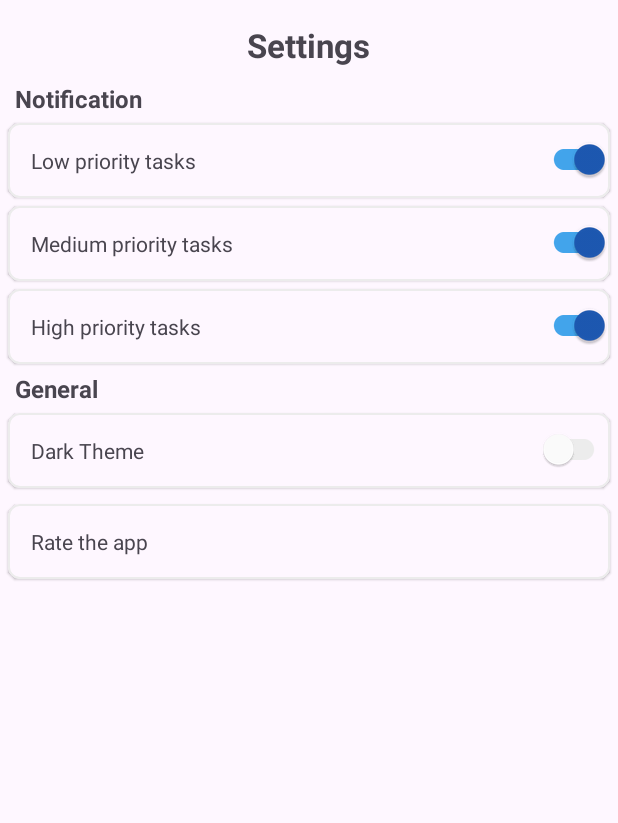
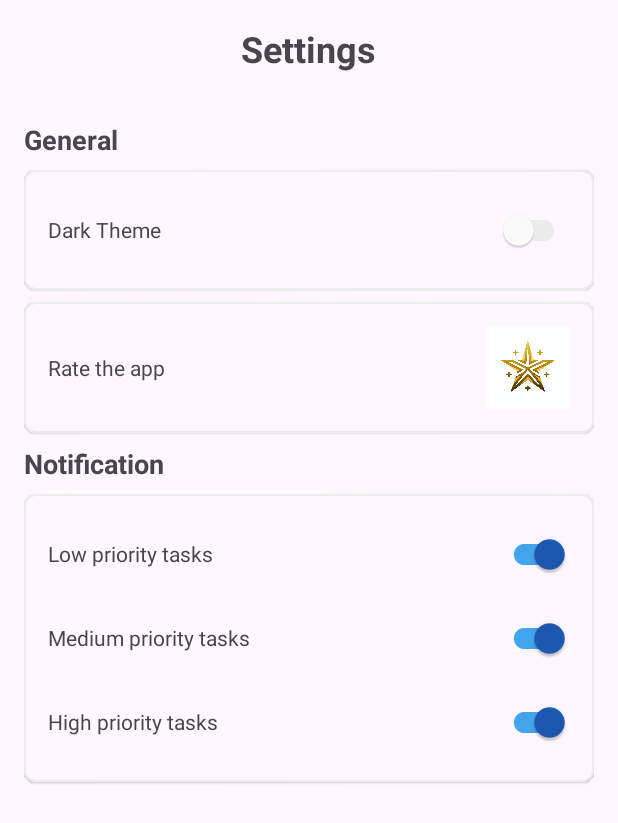
Before and after one commit to AbuRayhan71/todo, an Android app: the fragment SettingsFragment shown on its own in the app's theme, on a phone screen of 412 x 824 dp. Shown: the top 823 px of the screen. Run offline under Robolectric (Android 15) with nearby library versions, the phone set to English and light mode, and no system bars; our stand-ins replace Dagger/Hilt's generated code, data binding.

Commit message:
updated app

```diff
--- a/app/src/main/res/layout/fragment_settings.xml
+++ b/app/src/main/res/layout/fragment_settings.xml
@@ -5,7 +5,8 @@
 
     <ScrollView
         android:layout_width="match_parent"
-        android:layout_height="match_parent">
+        android:layout_height="match_parent"
+        android:padding="16dp">
 
         <LinearLayout
             android:layout_width="match_parent"
@@ -13,150 +14,183 @@
             android:orientation="vertical"
             tools:context=".presentation.fragments.SettingsFragment">
 
+            <!-- Configuration Header -->
             <com.google.android.material.textview.MaterialTextView
                 android:layout_width="wrap_content"
                 android:layout_height="wrap_content"
                 android:layout_gravity="center"
-                android:layout_marginTop="15dp"
-                android:layout_marginBottom="10dp"
-                android:text="@string/settings"
-                android:textSize="22sp"
-                android:textStyle="bold" />
+                android:text="Settings"
+                android:textSize="24sp"
+                android:textStyle="bold"
+                android:layout_marginBottom="16dp" />
 
+
+            <!-- General Settings Header -->
             <com.google.android.material.textview.MaterialTextView
                 android:layout_width="wrap_content"
                 android:layout_height="wrap_content"
-                android:layout_marginStart="10dp"
-                android:text="@string/notification"
-                android:textSize="16sp"
-                android:textStyle="bold" />
+                android:text="@string/general"
+                android:textSize="18sp"
+                android:textStyle="bold"
+                android:layout_marginTop="16dp"
+                android:layout_marginBottom="8dp" />
 
+            <!-- Dark Theme Setting -->
             <com.google.android.material.card.MaterialCardView
                 style="@style/Widget.App.CardView"
                 android:layout_width="match_parent"
                 android:layout_height="wrap_content"
-                android:layout_margin="5dp"
-                android:elevation="8dp"
+                android:layout_marginBottom="8dp"
+                android:elevation="4dp"
                 app:strokeColor="@color/light_grey"
                 app:strokeWidth="1dp">
 
+                <LinearLayout
+                    android:layout_width="match_parent"
+                    android:layout_height="wrap_content"
+                    android:orientation="horizontal"
+                    android:gravity="center_vertical"
+                    android:padding="16dp">
+
                     <TextView
+                        android:layout_width="0dp"
+                        android:layout_height="wrap_content"
+                        android:layout_weight="1"
+                        android:text="Dark Theme" />
+
+                    <com.google.android.material.switchmaterial.SwitchMaterial
+                        android:id="@+id/dark_theme"
                         android:layout_width="wrap_content"
                         android:layout_height="wrap_content"
-                    android:padding="15dp"
+                        app:thumbTint="@drawable/switch_thumb_selector"
+                        app:trackTint="@drawable/switch_track_selector" />
+                </LinearLayout>
+            </com.google.android.material.card.MaterialCardView>
+
+            <!-- Rate the App Setting -->
+            <com.google.android.material.card.MaterialCardView
+                android:id="@+id/rateApp"
+                style="@style/Widget.App.CardView"
+                android:layout_width="match_parent"
+                android:layout_height="wrap_content"
+                android:layout_marginBottom="8dp"
+                android:elevation="4dp"
+                app:strokeColor="@color/light_grey"
+                app:strokeWidth="1dp">
+
+                <LinearLayout
+                    android:layout_width="match_parent"
+                    android:layout_height="wrap_content"
+                    android:orientation="horizontal"
+                    android:gravity="center_vertical"
+                    android:padding="16dp">
+
+                    <TextView
+                        android:layout_width="0dp"
+                        android:layout_height="wrap_content"
+                        android:layout_weight="1"
+                        android:text="@string/rate_the_app"/>
+
+                    <ImageView
+                        android:layout_width="56dp"
+                        android:layout_height="55dp"
+                        android:src="@drawable/star" />
+                </LinearLayout>
+            </com.google.android.material.card.MaterialCardView>
+            <!-- Notification Settings Header -->
+            <com.google.android.material.textview.MaterialTextView
+                android:layout_width="wrap_content"
+                android:layout_height="wrap_content"
+                android:text="@string/notification"
+                android:textSize="18sp"
+                android:textStyle="bold"
+                android:layout_marginBottom="8dp" />
+            <!-- Priority Task Settings -->
+            <com.google.android.material.card.MaterialCardView
+                style="@style/Widget.App.CardView"
+                android:layout_width="match_parent"
+                android:layout_height="wrap_content"
+                android:layout_marginBottom="8dp"
+                android:elevation="4dp"
+                app:strokeColor="@color/light_grey"
+                app:strokeWidth="1dp">
+
+                <LinearLayout
+                    android:layout_width="match_parent"
+                    android:layout_height="wrap_content"
+                    android:orientation="vertical"
+                    android:padding="16dp">
+
+                    <!-- Low Priority Task Setting -->
+                    <LinearLayout
+                        android:layout_width="match_parent"
+                        android:layout_height="wrap_content"
+                        android:orientation="horizontal"
+                        android:gravity="center_vertical"
+                        android:layout_marginBottom="8dp">
+
+                        <TextView
+                            android:layout_width="0dp"
+                            android:layout_height="wrap_content"
+                            android:layout_weight="1"
                             android:text="@string/low_priority_tasks" />
 
                         <com.google.android.material.switchmaterial.SwitchMaterial
                             android:id="@+id/low_tasks"
                             android:layout_width="wrap_content"
                             android:layout_height="wrap_content"
-                    android:layout_gravity="end"
                             app:thumbTint="@drawable/switch_thumb_selector"
                             app:trackTint="@drawable/switch_track_selector"/>
+                    </LinearLayout>
 
-            </com.google.android.material.card.MaterialCardView>
-
-            <com.google.android.material.card.MaterialCardView
-                style="@style/Widget.App.CardView"
+                    <!-- Medium Priority Task Setting -->
+                    <LinearLayout
                         android:layout_width="match_parent"
                         android:layout_height="wrap_content"
-                android:layout_marginStart="5dp"
-                android:layout_marginEnd="5dp"
-                android:elevation="8dp"
-                app:strokeColor="@color/light_grey"
-                app:strokeWidth="1dp">
+                        android:orientation="horizontal"
+                        android:gravity="center_vertical"
+                        android:layout_marginBottom="8dp">
 
                         <TextView
-                    android:layout_width="wrap_content"
+                            android:layout_width="0dp"
                             android:layout_height="wrap_content"
-                    android:padding="15dp"
+                            android:layout_weight="1"
                             android:text="@string/medium_priority_tasks" />
 
                         <com.google.android.material.switchmaterial.SwitchMaterial
                             android:id="@+id/mid_tasks"
                             android:layout_width="wrap_content"
                             android:layout_height="wrap_content"
-                    android:layout_gravity="end"
                             app:thumbTint="@drawable/switch_thumb_selector"
                             app:trackTint="@drawable/switch_track_selector"/>
+                    </LinearLayout>
 
-            </com.google.android.material.card.MaterialCardView>
-
-            <com.google.android.material.card.MaterialCardView
-                style="@style/Widget.App.CardView"
+                    <!-- High Priority Task Setting -->
+                    <LinearLayout
                         android:layout_width="match_parent"
                         android:layout_height="wrap_content"
-                android:layout_margin="5dp"
-                android:elevation="8dp"
-                app:strokeColor="@color/light_grey"
-                app:strokeWidth="1dp">
+                        android:orientation="horizontal"
+                        android:gravity="center_vertical">
 
                         <TextView
-                    android:layout_width="wrap_content"
+                            android:layout_width="0dp"
                             android:layout_height="wrap_content"
-                    android:padding="15dp"
+                            android:layout_weight="1"
                             android:text="@string/high_priority_tasks" />
 
                         <com.google.android.material.switchmaterial.SwitchMaterial
                             android:id="@+id/high_tasks"
                             android:layout_width="wrap_content"
                             android:layout_height="wrap_content"
-                    android:layout_gravity="end"
                             app:thumbTint="@drawable/switch_thumb_selector"
                             app:trackTint="@drawable/switch_track_selector" />
-
+                    </LinearLayout>
+                </LinearLayout>
             </com.google.android.material.card.MaterialCardView>
 
-            <com.google.android.material.textview.MaterialTextView
-                android:layout_width="wrap_content"
-                android:layout_height="wrap_content"
-                android:layout_marginStart="10dp"
-                android:text="@string/general"
-                android:textSize="16sp"
-                android:textStyle="bold" />
 
-            <com.google.android.material.card.MaterialCardView
-                style="@style/Widget.App.CardView"
-                android:layout_width="match_parent"
-                android:layout_height="wrap_content"
-                android:layout_margin="5dp"
-                android:elevation="8dp"
-                app:strokeColor="@color/light_grey"
-                app:strokeWidth="1dp">
 
-                <TextView
-                    android:layout_width="wrap_content"
-                    android:layout_height="wrap_content"
-                    android:padding="15dp"
-                    android:text="Dark Theme" />
 
-                <com.google.android.material.switchmaterial.SwitchMaterial
-                    android:id="@+id/dark_theme"
-                    android:layout_width="wrap_content"
-                    android:layout_height="wrap_content"
-                    android:layout_gravity="end"
-                    app:thumbTint="@drawable/switch_thumb_selector"
-                    app:trackTint="@drawable/switch_track_selector" />
-
-            </com.google.android.material.card.MaterialCardView>
-
-            <com.google.android.material.card.MaterialCardView
-                android:id="@+id/rateApp"
-                style="@style/Widget.App.CardView"
-                android:layout_width="match_parent"
-                android:layout_height="wrap_content"
-                android:layout_margin="5dp"
-                android:elevation="8dp"
-                app:strokeColor="@color/light_grey"
-                app:strokeWidth="1dp">
-
-                <TextView
-                    android:layout_width="wrap_content"
-                    android:layout_height="wrap_content"
-                    android:padding="15dp"
-                    android:text="@string/rate_the_app"/>
-
-            </com.google.android.material.card.MaterialCardView>
 
         </LinearLayout>
 
--- a/app/src/main/res/menu/activity_main_drawer.xml
+++ b/app/src/main/res/menu/activity_main_drawer.xml
@@ -9,7 +9,7 @@
             android:title="Dashboard"/>
         <item
             android:id="@+id/settings_fragment"
-            android:title="Configuration"/>
+            android:title="Settings"/>
         <item
             android:id="@+id/completed_tasks_fragment"
             android:title="Finished Tasks"/>
```
Also changed, not shown: app/src/main/java/com/example/todolist/data/model/BindingAdapters.kt (added, +16 -0 lines), app/src/main/res/layout/category_dialog.xml (+35 -56 lines), app/src/main/res/layout/fragment_new_task.xml (+35 -51 lines), app/src/main/res/layout/item_categories.xml (+19 -40 lines), app/src/main/res/drawable/star.png (added). Lines whose indentation alone changed are shown as unchanged.
